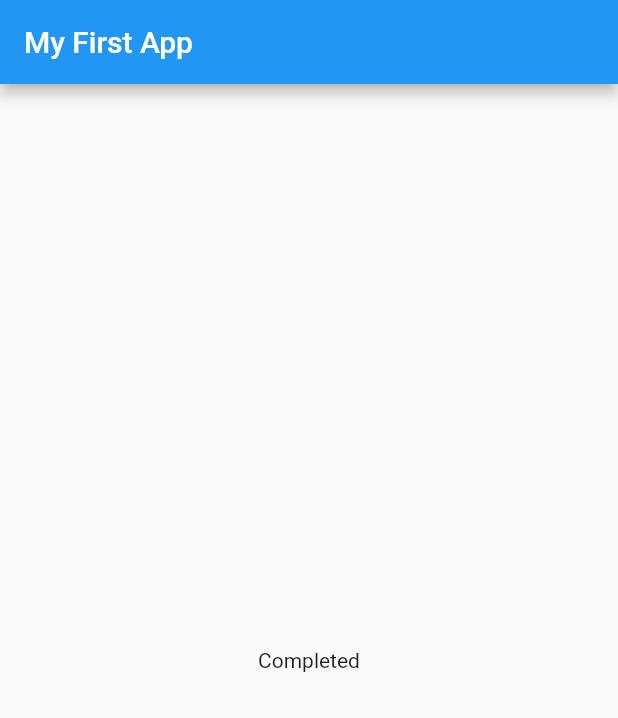
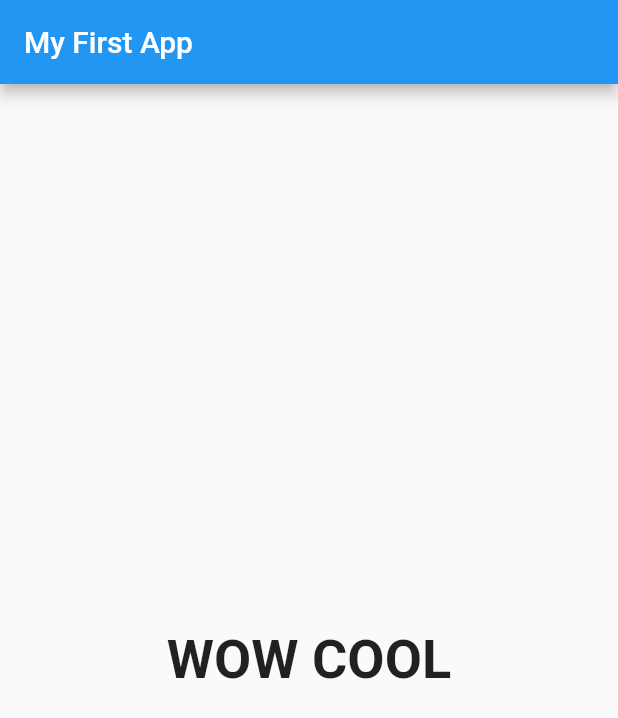
Before and after one commit to fredrondina/flutter_course_project_1, a Flutter app: the screen it shows after launch, after a tap on "Black", after a tap on "Dog", after a tap on "Kia", on a phone screen of 412 x 824 dp. Shown: the top 718 px of the screen. Run offline on Flutter 3.47's test engine with Material 2 defaults, Android fonts, the phone set to English and light mode, and no system bars.

Commit message:
Added multiple endings to quiz

```diff
--- a/lib/main.dart
+++ b/lib/main.dart
@@ -67,7 +67,7 @@ class MyAppState extends State<MyApp> {
                   questionIndex: _questionIndex,
                   questions: _questions,
                 )
-              : Result()),
+              : Result(_totalScore)),
     );
   }
 }
--- a/lib/result.dart
+++ b/lib/result.dart
@@ -1,10 +1,32 @@
 import 'package:flutter/material.dart';
 
 class Result extends StatelessWidget {
+  final int resultScore;
+
+  Result(this.resultScore);
+
+  String get resultPhrase {
+    String resultText = 'Completed';
+    if (resultScore <= 30) {
+      resultText = "Pretty Cool Guy";
+    } else if (resultScore < 20) {
+      resultText = "Now We are Talking";
+    } else {
+      resultText = "WOW COOL";
+    }
+    return resultText;
+  }
+
   @override
   Widget build(BuildContext context) {
     return Center(
-      child: Text("Completed"),
-    );
+        child: Text(
+      resultPhrase,
+      style: TextStyle(
+        fontSize: 36,
+        fontWeight: FontWeight.bold,
+      ),
+      textAlign: TextAlign.center,
+    ));
   }
 }
```
